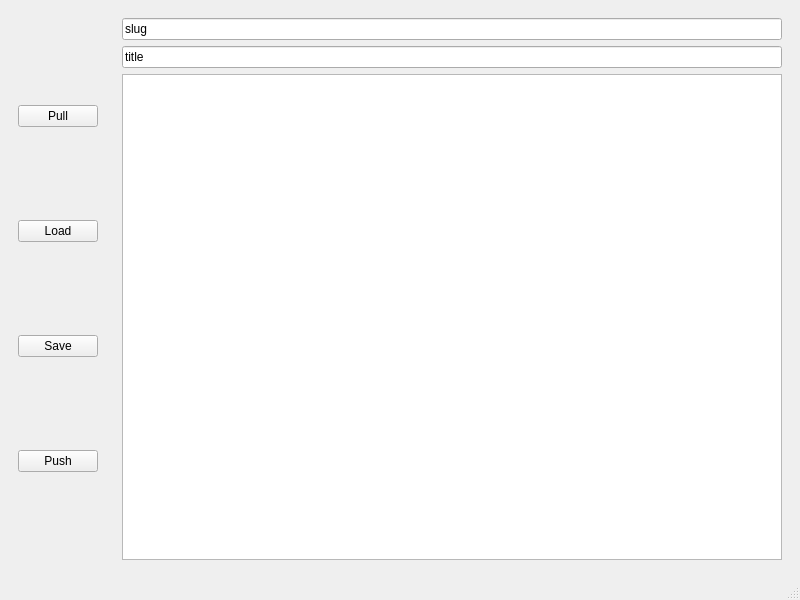
First picture: the form in src/mainwindow.ui, repository Supinac/DBApp, before the edit.
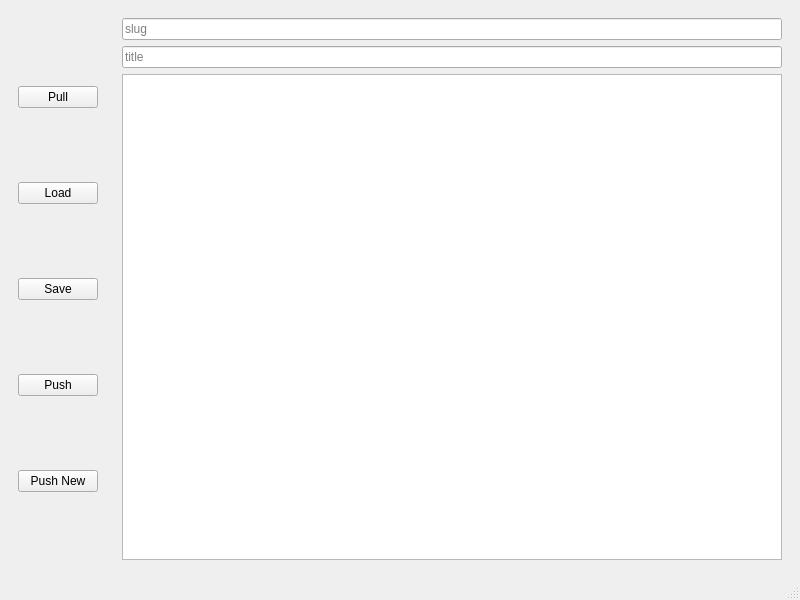
Second picture: the form after the edit.

Patch:
```diff
--- a/src/mainwindow.ui
+++ b/src/mainwindow.ui
@@ -46,6 +46,13 @@
          </property>
         </widget>
        </item>
+       <item>
+        <widget class="QPushButton" name="m_pushNewBtn">
+         <property name="text">
+          <string>Push New</string>
+         </property>
+        </widget>
+       </item>
       </layout>
      </widget>
     </item>
@@ -54,14 +61,14 @@
       <layout class="QVBoxLayout" name="verticalLayout">
        <item>
         <widget class="QLineEdit" name="m_slugEdit">
-         <property name="text">
+         <property name="placeholderText">
           <string>slug</string>
          </property>
         </widget>
        </item>
        <item>
         <widget class="QLineEdit" name="m_titleEdit">
-         <property name="text">
+         <property name="placeholderText">
           <string>title</string>
          </property>
         </widget>
```
Left out of the diff: 3 changed lines with no effect on the pictures.
